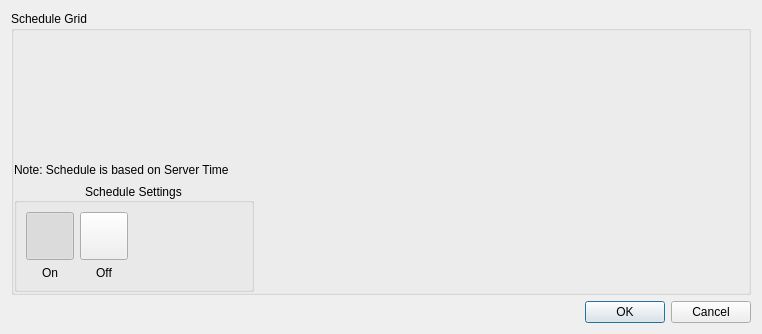
Above: client/src/ui/dialogs/week_time_schedule_dialog.ui from networkoptix/nx_open before the change. Below: the same form after it.
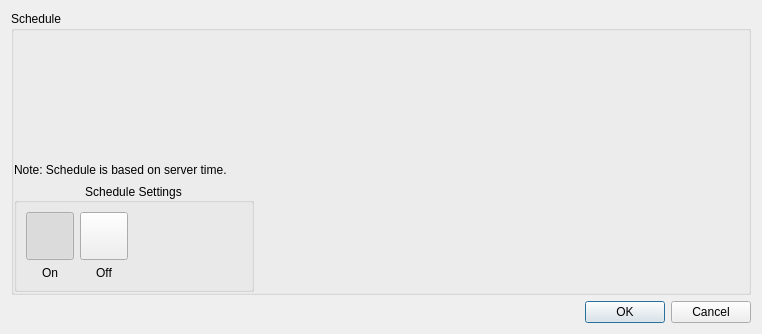
That is the form after the change. Custom widgets are drawn as their Qt base class.

```diff
--- a/client/src/ui/dialogs/week_time_schedule_dialog.ui
+++ b/client/src/ui/dialogs/week_time_schedule_dialog.ui
@@ -17,7 +17,7 @@
    <item>
     <widget class="QGroupBox" name="scheduleGridGroupBox">
      <property name="title">
-      <string>Schedule Grid</string>
+      <string>Schedule</string>
      </property>
      <property name="flat">
       <bool>true</bool>
@@ -51,7 +51,7 @@
       <item>
        <widget class="QLabel" name="label_5">
         <property name="text">
-         <string>Note: Schedule is based on Server Time</string>
+         <string>Note: Schedule is based on server time.</string>
         </property>
         <property name="alignment">
          <set>Qt::AlignLeading|Qt::AlignLeft|Qt::AlignVCenter</set>
```
